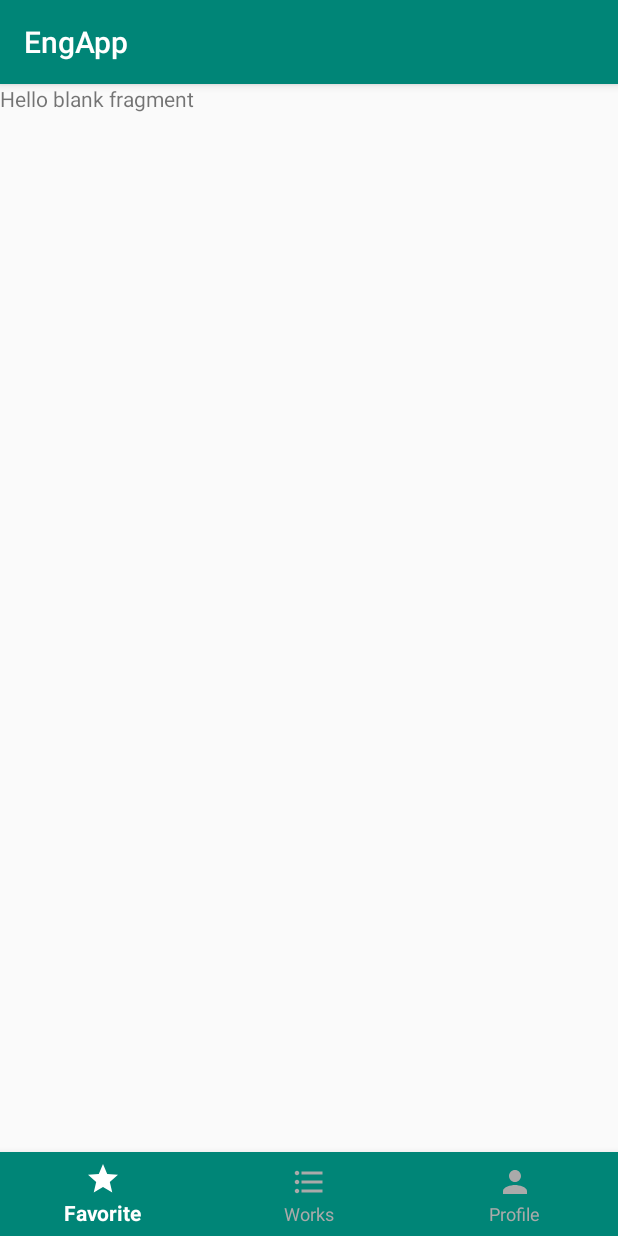
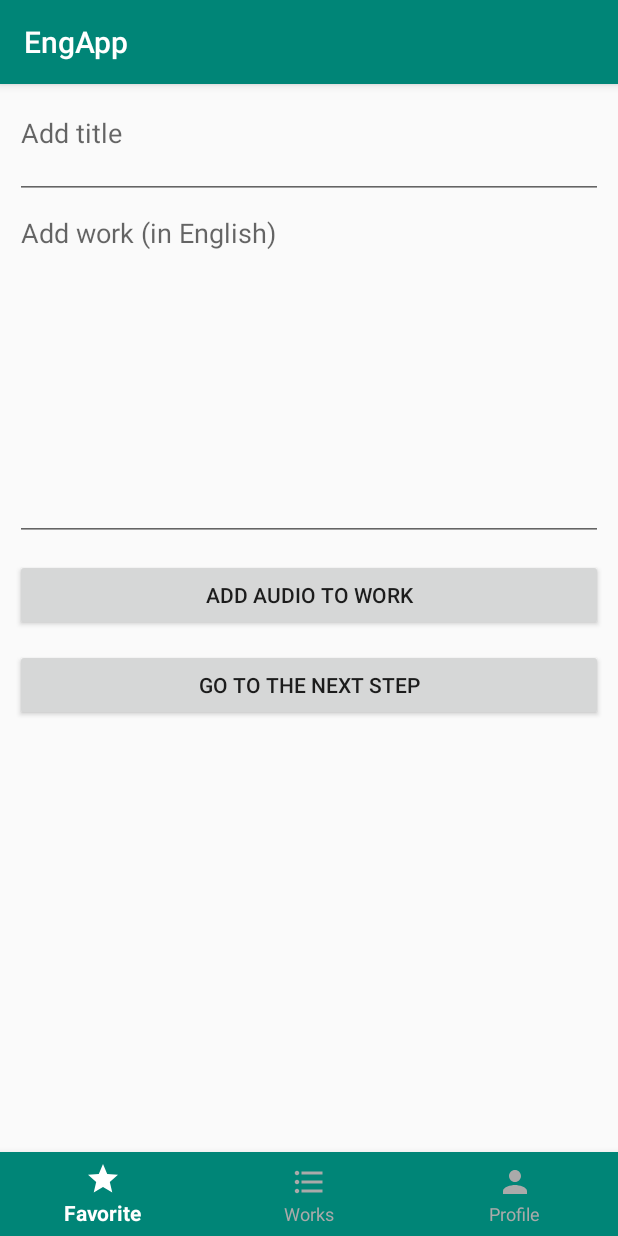
Before and after one commit to Maksim2355/EnglAppKotlin, an Android app: the AddWorkFragment screen opened through its navigation route, on a phone screen of 412 x 824 dp. Run offline under Robolectric (Android 15) with nearby library versions, the phone set to English and light mode, and no system bars; our stand-ins replace Room's generated code; 6 statements that could not run were skipped.

Commit message:
Add DataBase 0.5

```diff
--- a/app/src/main/AndroidManifest.xml
+++ b/app/src/main/AndroidManifest.xml
@@ -13,7 +13,9 @@
         android:supportsRtl="true"
         android:theme="@style/AppTheme"
         android:name=".App">
-        <activity android:name=".MainActivity">
+        <activity
+            android:windowSoftInputMode="adjustPan|stateAlwaysHidden"
+            android:name=".MainActivity">
             <intent-filter>
                 <action android:name="android.intent.action.MAIN" />
 
--- a/app/src/main/java/com/example/engapp/database/DataAccountDao.kt
+++ b/app/src/main/java/com/example/engapp/database/DataAccountDao.kt
@@ -1,9 +1,6 @@
 package com.example.engapp.database
 
-import androidx.room.Dao
-import androidx.room.Delete
-import androidx.room.Insert
-import androidx.room.Query
+import androidx.room.*
 
 @Dao
 interface DataAccountDao {
@@ -25,5 +22,7 @@ interface DataAccountDao {
     @Query("SELECT * FROM DataAccount WHERE id = :id")
     fun getById(id: Int): DataAccount?
 
+    @Update
+    fun update(dataAccount: DataAccount?)
 
 }
--- a/app/src/main/java/com/example/engapp/database/DataWorksDao.kt
+++ b/app/src/main/java/com/example/engapp/database/DataWorksDao.kt
@@ -1,9 +1,6 @@
 package com.example.engapp.database
 
-import androidx.room.Dao
-import androidx.room.Delete
-import androidx.room.Insert
-import androidx.room.Query
+import androidx.room.*
 
 @Dao
 interface DataWorksDao {
@@ -30,4 +27,9 @@ interface DataWorksDao {
     //Получение элементов для заголовка
     @Query("SELECT id, title, contentDesc, rating, pathImage FROM DataWorks")
     fun getItem(): List<ItemList?>?
+
+    //Обновление данных
+    @Update
+    fun update(dataWorks: DataWorks?)
+
 }
--- a/app/src/main/java/com/example/engapp/database/UserData.kt
+++ b/app/src/main/java/com/example/engapp/database/UserData.kt
@@ -6,7 +6,7 @@ import androidx.room.PrimaryKey
 
 @Entity
 class UserData {
-    @PrimaryKey
+    @PrimaryKey(autoGenerate = true)
     var id: Int? = null
     var userId: Int? = null
 }
--- a/app/src/main/java/com/example/engapp/profile/AddWorkFragment.kt
+++ b/app/src/main/java/com/example/engapp/profile/AddWorkFragment.kt
@@ -1,25 +1,100 @@
 package com.example.engapp.profile
 
 
+import android.annotation.SuppressLint
 import android.os.Bundle
 import androidx.fragment.app.Fragment
 import android.view.LayoutInflater
 import android.view.View
 import android.view.ViewGroup
+import android.widget.Button
+import android.widget.EditText
+import androidx.navigation.Navigation
+import com.example.engapp.App
 import com.example.engapp.R
+import com.example.engapp.database.*
 
 /**
  * A simple [Fragment] subclass.
  */
-class AddWorkFragment : Fragment() {
+class AddWorkFragment : Fragment(), View.OnClickListener {
+    private lateinit var  myFragment: View
+    private var count = 1
+    //Кнопка добавления файла и кнопка промежуточного/окончательного добавления
+    private lateinit var addPath: Button
+    private lateinit var nextAdd: Button
+    //Поля ввода для title/desc и для контента на английском/русском
+    private lateinit var titleDesc: EditText
+    private lateinit var enru: EditText
+    //Экземлпяры базы данных и для обновления данных о работе пользователя
+    private val db: AppDatabase? = App.instance!!.database!!
+    private val userDao: UserDataDao = db!!.userDao()!!
+    private val accountDao: DataAccountDao = db!!.accountDao()!!
+    //С помощью данного интерфейса добавляем работу в базу данных
+    private val worksDao: DataWorksDao = db!!.worksDao()!!
 
     override fun onCreateView(
         inflater: LayoutInflater, container: ViewGroup?,
         savedInstanceState: Bundle?
     ): View? {
+        myFragment =
+            inflater.inflate(R.layout.fragment_add_work, container, false)
+        init()
         // Inflate the layout for this fragment
-        return inflater.inflate(R.layout.fragment_add_work, container, false)
+        return myFragment
+    }
+
+    override fun onClick(v: View?) {
+        val work  = DataWorks()
+        when(v!!.id){
+            //Нажимая данную кнопку, мы заставляем пользователя дать аудио/картинку
+            R.id.addPath-> {  }
+            /*Нажимая данную кнопку, мы сохраняем значения в переменные и вставляем в объект
+            который позже заполняем до конца и вставляем в базу данных
+             */
+            R.id.nextAdd-> {
+                if(count == 1){
+                    work.title = titleDesc.text.toString()
+                    work.contentEn = enru.text.toString()
+                    drawTwo()
+                    count++
+                }
+                else {
+                    //Заполняем работу
+                    work.contentDesc = titleDesc.text.toString()
+                    work.contentRu = enru.text.toString()
+                    val acRed =
+                        accountDao.getById(userDao.getUserData()!!.userId!!)
+                    acRed!!.idWorks += work.id.toString() + " "
+                    accountDao.update(acRed)
+                    worksDao.insertAll(work)
+                    val navController =
+                        activity?.let { Navigation.findNavController(it, R.id.nav_host_fragment) }!!
+                    navController.navigate(R.id.userFragment)
+                }
+            }
+        }
     }
 
 
+    @SuppressLint("SetTextI18n")
+    private fun drawTwo(){
+        addPath.text = "Add image to work (optional)"
+        nextAdd.text = "Add work"
+        titleDesc.hint = "Add a short description of the work"
+        enru.hint = "Add a translation of this work"
+        titleDesc.text = null
+        enru.text = null
+
+    }
+
+    private fun init(){
+        addPath = myFragment.findViewById(R.id.addPath)
+        nextAdd = myFragment.findViewById(R.id.nextAdd)
+        titleDesc = myFragment.findViewById(R.id.titleDesc)
+        enru = myFragment.findViewById(R.id.ENRU)
+        addPath.setOnClickListener(this)
+        nextAdd.setOnClickListener(this)
+    }
+
 }
--- a/app/src/main/java/com/example/engapp/profile/ProfileFragment.kt
+++ b/app/src/main/java/com/example/engapp/profile/ProfileFragment.kt
@@ -27,10 +27,6 @@ class ProfileFragment : Fragment(), View.OnClickListener{
     //Кнопка регистрации и входа
     private lateinit var regBut: Button
     private lateinit var loginBut: Button
-    //Поля для ввода текста
-
-    //Экземпляры базы данных и интерфейсы для получения/Вставки данных
-
 
 
     override fun onCreateView(
--- a/app/src/main/res/layout/fragment_add_work.xml
+++ b/app/src/main/res/layout/fragment_add_work.xml
@@ -1,14 +1,57 @@
 <?xml version="1.0" encoding="utf-8"?>
-<FrameLayout xmlns:android="http://schemas.android.com/apk/res/android"
+<androidx.constraintlayout.widget.ConstraintLayout xmlns:android="http://schemas.android.com/apk/res/android"
+    xmlns:app="http://schemas.android.com/apk/res-auto"
     xmlns:tools="http://schemas.android.com/tools"
     android:layout_width="match_parent"
     android:layout_height="match_parent"
+    android:layout_margin="10dp"
     tools:context=".profile.AddWorkFragment">
 
-    <!-- TODO: Update blank fragment layout -->
-    <TextView
-        android:layout_width="match_parent"
-        android:layout_height="match_parent"
-        android:text="@string/hello_blank_fragment" />
+    <EditText
+        android:id="@+id/titleDesc"
+        android:layout_width="0dp"
+        android:layout_height="wrap_content"
+        android:ems="10"
+        android:gravity="start|top"
+        android:hint="@string/add_title"
+        android:inputType="textMultiLine"
+        android:lines="2"
+        app:layout_constraintEnd_toEndOf="parent"
+        app:layout_constraintStart_toStartOf="parent"
+        app:layout_constraintTop_toTopOf="parent" />
 
-</FrameLayout>
+    <EditText
+        android:id="@+id/ENRU"
+        android:layout_width="0dp"
+        android:layout_height="228dp"
+        android:ems="10"
+        android:gravity="start|top"
+        android:hint="@string/add_work_in_english"
+        android:inputType="textMultiLine"
+        android:lines="10"
+        app:layout_constraintEnd_toEndOf="parent"
+        app:layout_constraintStart_toStartOf="parent"
+        app:layout_constraintTop_toBottomOf="@+id/titleDesc" />
+
+    <Button
+        android:id="@+id/addPath"
+        android:layout_width="0dp"
+        android:layout_height="wrap_content"
+        android:layout_marginTop="12dp"
+        android:text="@string/add_audio_to_work"
+        app:layout_constraintEnd_toEndOf="parent"
+        app:layout_constraintHorizontal_bias="0.0"
+        app:layout_constraintStart_toStartOf="parent"
+        app:layout_constraintTop_toBottomOf="@+id/ENRU" />
+
+    <Button
+        android:id="@+id/nextAdd"
+        android:layout_width="0dp"
+        android:layout_height="wrap_content"
+        android:layout_marginTop="12dp"
+        android:text="Go to the next step"
+        app:layout_constraintEnd_toEndOf="parent"
+        app:layout_constraintHorizontal_bias="0.0"
+        app:layout_constraintStart_toStartOf="parent"
+        app:layout_constraintTop_toBottomOf="@+id/addPath" />
+</androidx.constraintlayout.widget.ConstraintLayout>
--- a/app/src/main/res/layout/fragment_user.xml
+++ b/app/src/main/res/layout/fragment_user.xml
@@ -25,7 +25,7 @@
             android:layout_height="100dp"
             android:layout_marginEnd="16dp"
             android:layout_marginRight="16dp"
-            tools:srcCompat="@tools:sample/avatars[0]" />
+            tools:src="@tools:sample/avatars" />
 
         <LinearLayout
             android:layout_width="match_parent"
--- a/app/src/main/res/navigation/navigation.xml
+++ b/app/src/main/res/navigation/navigation.xml
@@ -3,7 +3,7 @@
     xmlns:app="http://schemas.android.com/apk/res-auto"
     xmlns:tools="http://schemas.android.com/tools"
     android:id="@+id/navigation"
-    app:startDestination="@id/favoriteFragment">
+    app:startDestination="@id/worksFragment">
     <fragment
         android:id="@+id/favoriteFragment"
         android:name="com.example.engapp.UI.FavoriteFragment"
--- a/app/src/main/res/values/strings.xml
+++ b/app/src/main/res/values/strings.xml
@@ -15,4 +15,7 @@
 
     <!-- TODO: Remove or change this placeholder text -->
     <string name="hello_blank_fragment">Hello blank fragment</string>
+    <string name="add_audio_to_work">Add audio to work</string>
+    <string name="add_title">Add title</string>
+    <string name="add_work_in_english">Add work (in English)</string>
 </resources>
```
Also changed, not shown: app/src/main/java/com/example/engapp/database/DataWorks.kt (+11 -9 lines).
